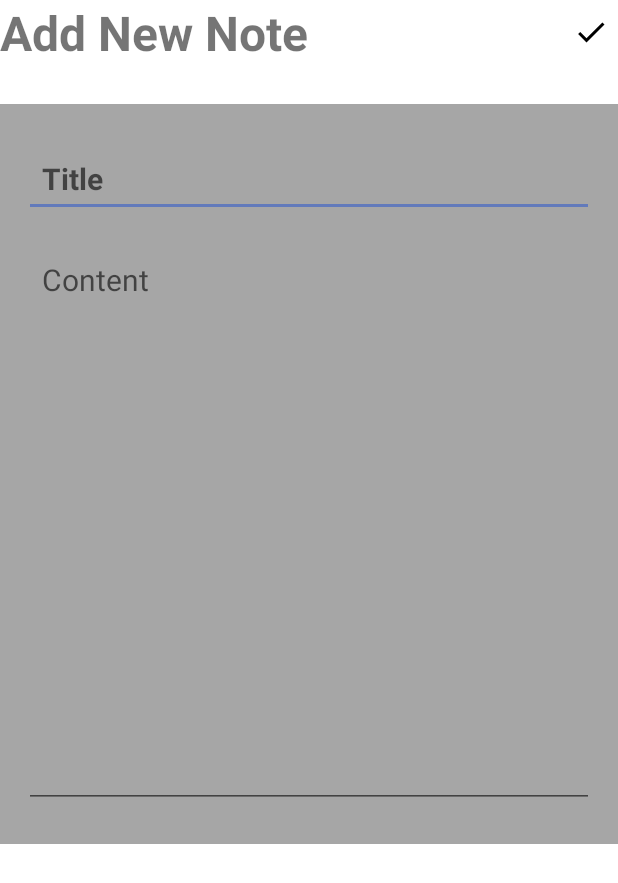
After one commit to alosadahg/StudyFlow, an Android app: the NoteDetailsActivity screen opened directly, with no data from a screen before it, on a phone screen of 412 x 824 dp. The commit adds this screen. Shown: the top 883 px of the screen. Run offline under Robolectric (Android 15) with nearby library versions, the phone set to English and light mode, and no system bars; our stand-ins replace Firebase (no records; nobody signed in at launch, a user with empty details on screens opened directly).

Commit message:
Connect notes to firebase

```diff
--- a/app/build.gradle
+++ b/app/build.gradle
@@ -36,6 +36,9 @@ dependencies {
     implementation 'androidx.constraintlayout:constraintlayout:2.1.4'
     implementation 'com.google.firebase:firebase-firestore-ktx:24.6.0'
     implementation 'com.google.firebase:firebase-database-ktx:20.2.1'
+    implementation 'com.google.firebase:firebase-firestore:24.4.1'
+    implementation 'com.google.firebase:firebase-auth:22.0.0'
+    implementation 'com.google.firebase:firebase-auth-ktx:22.0.0'
     testImplementation 'junit:junit:4.13.2'
     androidTestImplementation 'androidx.test.ext:junit:1.1.5'
     androidTestImplementation 'androidx.test.espresso:espresso-core:3.5.1'
--- a/app/src/main/java/com/example/studyflow/Login.java
+++ b/app/src/main/java/com/example/studyflow/Login.java
@@ -13,6 +13,7 @@ import android.widget.Toast;
 import com.google.firebase.FirebaseApp;
 import com.google.firebase.firestore.CollectionReference;
 import com.google.firebase.firestore.FirebaseFirestore;
+import com.google.firebase.firestore.QueryDocumentSnapshot;
 
 public class Login extends AppCompatActivity {
     FirebaseFirestore firebase;
@@ -83,10 +84,15 @@ public class Login extends AppCompatActivity {
                     .get()
                     .addOnSuccessListener(queryDocumentSnapshots -> {
                         if (!queryDocumentSnapshots.isEmpty()) {
+                            QueryDocumentSnapshot documentSnapshot = (QueryDocumentSnapshot) queryDocumentSnapshots.getDocuments().get(0);
+                            String documentId = documentSnapshot.getId();
+
+
                             SharedPreferences sharedPreferences = getSharedPreferences("current_user", Context.MODE_PRIVATE);
                             SharedPreferences.Editor editor = sharedPreferences.edit();
                             editor.putString("username", username);
                             editor.putString("password", password);
+                            editor.putString("userDocumentID", documentId);
                             editor.apply();
                             Toast.makeText(Login.this, "Welcome " + username + "!", Toast.LENGTH_SHORT).show();
                             Intent mainIntent = new Intent(getApplicationContext(), MainActivity.class);
--- a/app/src/main/java/com/example/studyflow/MainActivity.java
+++ b/app/src/main/java/com/example/studyflow/MainActivity.java
@@ -8,7 +8,6 @@ import android.content.Context;
 import android.content.Intent;
 import android.content.SharedPreferences;
 import android.content.res.Configuration;
-import android.graphics.Color;
 import android.os.Bundle;
 import android.view.View;
 import android.widget.ImageView;
@@ -16,7 +15,6 @@ import android.widget.TextView;
 import android.widget.Toast;
 
 public class MainActivity extends AppCompatActivity implements View.OnClickListener {
-
     @Override
     protected void onCreate(Bundle savedInstanceState) {
         super.onCreate(savedInstanceState);
@@ -93,7 +91,7 @@ public class MainActivity extends AppCompatActivity implements View.OnClickListe
                 break;
             case R.id.crdNotes:
                 Toast.makeText(MainActivity.this,"Notes is clicked!",Toast.LENGTH_SHORT).show();
-                Intent notes = new Intent(getApplicationContext(), Notes.class);
+                Intent notes = new Intent(getApplicationContext(), Note.class);
                 startActivity(notes);
                 break;
             case R.id.crdStudySet:
--- /dev/null
+++ b/app/src/main/java/com/example/studyflow/NoteDetailsActivity.java
@@ -0,0 +1,76 @@
+package com.example.studyflow;
+
+import androidx.annotation.NonNull;
+import androidx.appcompat.app.AppCompatActivity;
+
+import android.media.Image;
+import android.os.Bundle;
+import android.view.View;
+import android.widget.EditText;
+import android.widget.ImageButton;
+import android.widget.Toast;
+
+import com.example.studyflow.Model.NoteModel;
+import com.google.android.gms.tasks.OnFailureListener;
+import com.google.android.gms.tasks.OnSuccessListener;
+import com.google.firebase.Timestamp;
+import com.google.firebase.firestore.CollectionReference;
+import com.google.firebase.firestore.DocumentReference;
+import com.google.firebase.firestore.FirebaseFirestore;
+
+public class NoteDetailsActivity extends AppCompatActivity {
+
+    EditText titleEditText, contentEditText;
+    ImageButton saveNoteBtn;
+    String userDocumentID;
+
+    @Override
+    protected void onCreate(Bundle savedInstanceState) {
+        super.onCreate(savedInstanceState);
+        setContentView(R.layout.activity_note_details);
+
+        userDocumentID = getIntent().getStringExtra("userDocumentID");
+
+        titleEditText = findViewById(R.id.notes_title_text);
+        contentEditText = findViewById(R.id.notes_content_text);
+        saveNoteBtn = findViewById(R.id.save_note_btn);
+
+        saveNoteBtn.setOnClickListener(new View.OnClickListener() {
+            @Override
+            public void onClick(View v) {
+                saveNote();
+            }
+        });
+    }
+
+    void saveNote() {
+        String noteTitle = titleEditText.getText().toString();
+        String noteContent = contentEditText.getText().toString();
+
+        if(noteTitle == null || noteTitle.isEmpty()) {
+            titleEditText.setError("Title is require");
+            return;
+        }
+
+        NoteModel note = new NoteModel(noteTitle, noteContent, Timestamp.now());
+        saveNoteToFirebase(note);
+    }
+
+    void saveNoteToFirebase(NoteModel note) {
+        CollectionReference notes = FirebaseFirestore.getInstance().collection("notes")
+                .document(userDocumentID).collection("myNotes");
+
+        notes.add(note).addOnSuccessListener(new OnSuccessListener<DocumentReference>() {
+            @Override
+            public void onSuccess(DocumentReference documentReference) {
+                Toast.makeText(NoteDetailsActivity.this,"Notes added successfully.", Toast.LENGTH_SHORT).show();
+                finish();
+            }
+        }).addOnFailureListener(new OnFailureListener() {
+            @Override
+            public void onFailure(@NonNull Exception e) {
+                Toast.makeText(NoteDetailsActivity.this,"Failed while adding note", Toast.LENGTH_SHORT).show();
+            }
+        });
+    }
+}
--- /dev/null
+++ b/app/src/main/res/drawable/ic_baseline_check_24.xml
@@ -0,0 +1,5 @@
+<vector android:height="24dp" android:tint="#000000"
+    android:viewportHeight="24" android:viewportWidth="24"
+    android:width="24dp" xmlns:android="http://schemas.android.com/apk/res/android">
+    <path android:fillColor="@android:color/white" android:pathData="M9,16.17L4.83,12l-1.42,1.41L9,19 21,7l-1.41,-1.41z"/>
+</vector>
--- a/app/src/main/res/layout/activity_notes.xml
+++ b/app/src/main/res/layout/activity_note.xml
@@ -4,7 +4,7 @@
     xmlns:tools="http://schemas.android.com/tools"
     android:layout_width="match_parent"
     android:layout_height="match_parent"
-    tools:context=".Notes">
+    tools:context=".Note">
 
     <LinearLayout
         android:layout_width="match_parent"
--- /dev/null
+++ b/app/src/main/res/layout/activity_note_details.xml
@@ -0,0 +1,68 @@
+<?xml version="1.0" encoding="utf-8"?>
+<androidx.constraintlayout.widget.ConstraintLayout xmlns:android="http://schemas.android.com/apk/res/android"
+    xmlns:app="http://schemas.android.com/apk/res-auto"
+    xmlns:tools="http://schemas.android.com/tools"
+    android:layout_width="match_parent"
+    android:layout_height="match_parent"
+    tools:context=".NoteDetailsActivity">
+
+    <RelativeLayout
+        android:layout_width="match_parent"
+        android:layout_height="wrap_content"
+        android:id="@+id/title_bar_layout"
+        tools:ignore="MissingConstraints">
+
+        <TextView
+            android:layout_width="wrap_content"
+            android:layout_height="wrap_content"
+            android:id="@+id/page_title"
+            android:text="Add New Note"
+            android:textSize="32sp"
+            android:textStyle="bold"
+            tools:ignore="MissingConstraints" />
+
+        <ImageButton
+            android:layout_width="36dp"
+            android:layout_height="36dp"
+            android:id="@+id/save_note_btn"
+            android:src="@drawable/ic_baseline_check_24"
+            android:layout_alignParentEnd="true"
+            android:layout_centerVertical="true"
+            android:background="?attr/selectableItemBackgroundBorderless"/>
+
+    </RelativeLayout>
+
+    <LinearLayout
+        android:layout_width="match_parent"
+        android:layout_height="wrap_content"
+        android:layout_below="@id/title_bar_layout"
+        android:layout_marginVertical="26dp"
+        android:background="@color/pomodoro_color_gray"
+        android:orientation="vertical"
+        android:padding="16dp"
+        app:layout_constraintTop_toBottomOf="@+id/title_bar_layout"
+        tools:ignore="MissingConstraints"
+        tools:layout_editor_absoluteX="0dp">
+
+        <EditText
+            android:layout_width="match_parent"
+            android:layout_height="wrap_content"
+            android:id="@+id/notes_title_text"
+            android:hint="Title"
+            android:textSize="20sp"
+            android:textStyle="bold"
+            android:layout_marginVertical="8dp"
+            android:padding="12dp"/>
+        <EditText
+            android:layout_width="match_parent"
+            android:layout_height="wrap_content"
+            android:id="@+id/notes_content_text"
+            android:hint="Content"
+            android:minLines="15"
+            android:gravity="top"
+            android:textSize="20sp"
+            android:layout_marginVertical="8dp"
+            android:padding="12dp" />
+    </LinearLayout>
+
+</androidx.constraintlayout.widget.ConstraintLayout>
```
Also changed, not shown: app/src/main/AndroidManifest.xml (+8 -4 lines), app/src/main/java/com/example/studyflow/Model/NoteModel.java (added, +40 -0 lines), app/src/main/java/com/example/studyflow/Note.java (added, +37 -0 lines), app/src/main/java/com/example/studyflow/Notes.java (deleted, +0 -27 lines), 1 other file.
